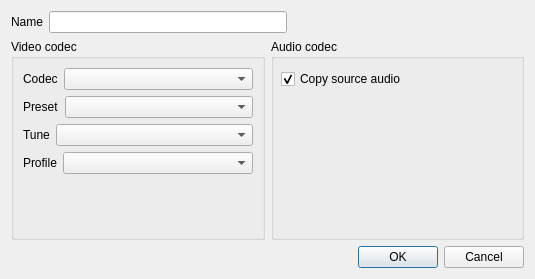
utak3r/VideoEditor, file src/EncodingPreset.ui: the form before one commit.
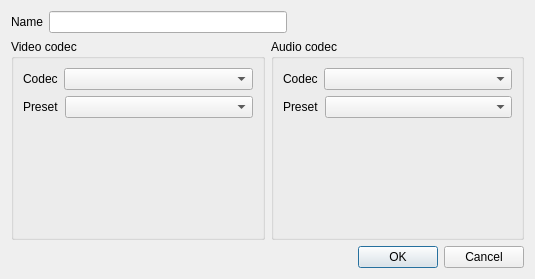
The form after the commit.

The edit to the form file:
```diff
--- a/src/EncodingPreset.ui
+++ b/src/EncodingPreset.ui
@@ -13,7 +13,7 @@
   <property name="windowTitle">
    <string>Encoding preset</string>
   </property>
-  <layout class="QVBoxLayout" name="verticalLayout_2">
+  <layout class="QVBoxLayout" name="verticalLayout_4">
    <item>
     <layout class="QVBoxLayout" name="verticalLayout">
      <item>
@@ -97,46 +97,6 @@
             </item>
            </layout>
           </item>
-          <item>
-           <layout class="QHBoxLayout" name="horizontalLayout_5">
-            <item>
-             <widget class="QLabel" name="label_3">
-              <property name="sizePolicy">
-               <sizepolicy hsizetype="Fixed" vsizetype="Preferred">
-                <horstretch>0</horstretch>
-                <verstretch>0</verstretch>
-               </sizepolicy>
-              </property>
-              <property name="text">
-               <string>Tune</string>
-              </property>
-             </widget>
-            </item>
-            <item>
-             <widget class="QComboBox" name="cbVideoTune"/>
-            </item>
-           </layout>
-          </item>
-          <item>
-           <layout class="QHBoxLayout" name="horizontalLayout_6">
-            <item>
-             <widget class="QLabel" name="label_4">
-              <property name="sizePolicy">
-               <sizepolicy hsizetype="Fixed" vsizetype="Preferred">
-                <horstretch>0</horstretch>
-                <verstretch>0</verstretch>
-               </sizepolicy>
-              </property>
-              <property name="text">
-               <string>Profile</string>
-              </property>
-             </widget>
-            </item>
-            <item>
-             <widget class="QComboBox" name="cbVideoProfile"/>
-            </item>
-           </layout>
-          </item>
           <item>
            <spacer name="verticalSpacer">
             <property name="orientation">
@@ -164,22 +124,61 @@
          <property name="title">
           <string>Audio codec</string>
          </property>
-         <widget class="QCheckBox" name="cbxAudioCopy">
-          <property name="geometry">
-           <rect>
-            <x>10</x>
-            <y>30</y>
-            <width>131</width>
-            <height>20</height>
-           </rect>
-          </property>
-          <property name="text">
-           <string>Copy source audio</string>
-          </property>
-          <property name="checked">
-           <bool>true</bool>
-          </property>
-         </widget>
+         <layout class="QVBoxLayout" name="verticalLayout_2">
+          <item>
+           <layout class="QHBoxLayout" name="horizontalLayout_5">
+            <item>
+             <widget class="QLabel" name="label_3">
+              <property name="sizePolicy">
+               <sizepolicy hsizetype="Fixed" vsizetype="Preferred">
+                <horstretch>0</horstretch>
+                <verstretch>0</verstretch>
+               </sizepolicy>
+              </property>
+              <property name="text">
+               <string>Codec</string>
+              </property>
+             </widget>
+            </item>
+            <item>
+             <widget class="QComboBox" name="cbAudioCodec"/>
+            </item>
+           </layout>
+          </item>
+          <item>
+           <layout class="QHBoxLayout" name="horizontalLayout_6">
+            <item>
+             <widget class="QLabel" name="label_4">
+              <property name="sizePolicy">
+               <sizepolicy hsizetype="Fixed" vsizetype="Preferred">
+                <horstretch>0</horstretch>
+                <verstretch>0</verstretch>
+               </sizepolicy>
+              </property>
+              <property name="text">
+               <string>Preset</string>
+              </property>
+             </widget>
+            </item>
+            <item>
+             <widget class="QComboBox" name="cbAudioPreset"/>
+            </item>
+           </layout>
+          </item>
+          <item>
+           <spacer name="verticalSpacer_2">
+            <property name="orientation">
+             <enum>Qt::Orientation::Vertical</enum>
+            </property>
+            <property name="sizeHint" stdset="0">
+             <size>
+              <width>20</width>
+              <height>95</height>
+             </size>
+            </property>
+           </spacer>
+          </item>
+         </layout>
         </widget>
        </item>
       </layout>
```
